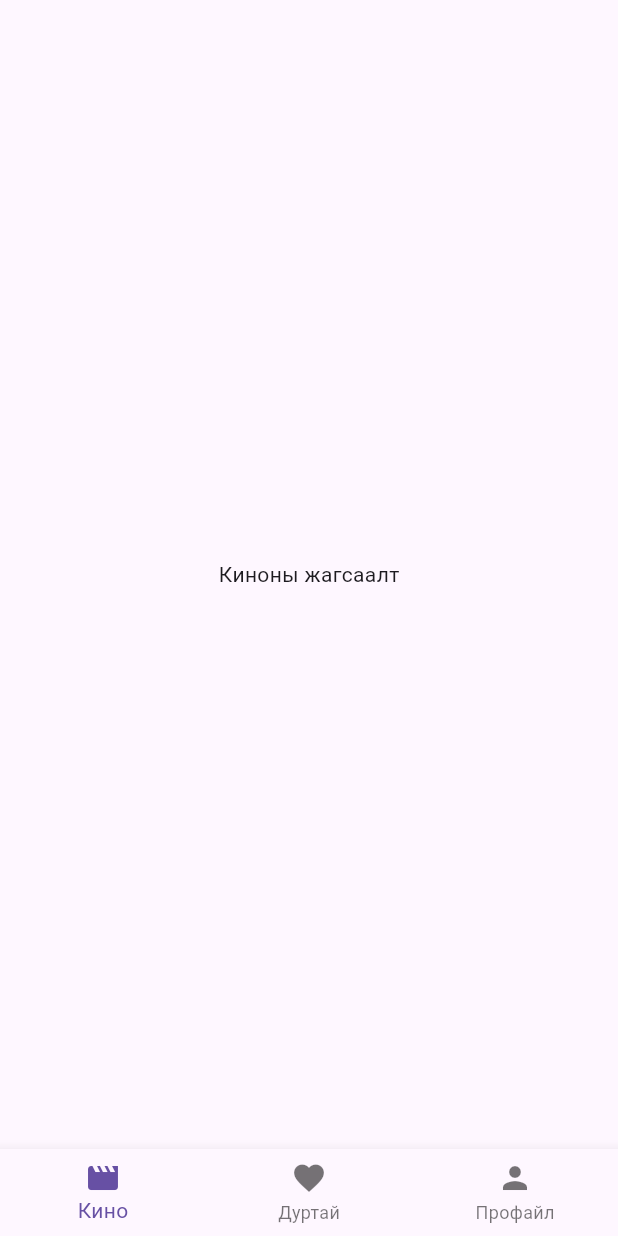
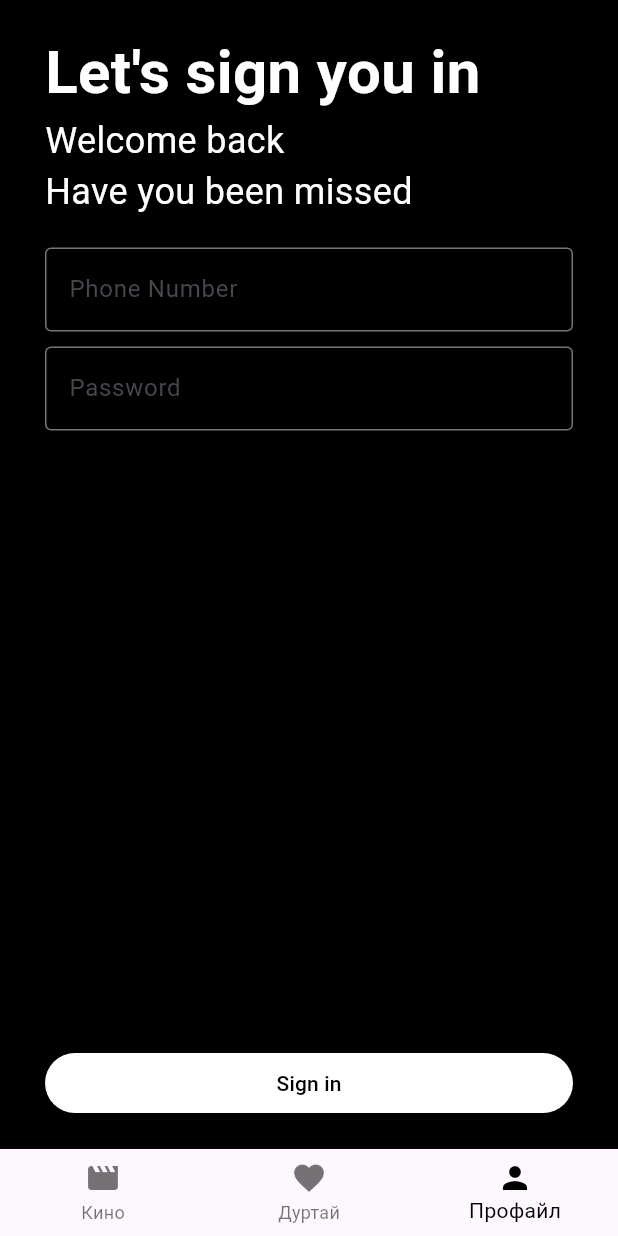
Before and after one commit to purevb/tsets, a Flutter app: the screen it shows after launch, on a phone screen of 412 x 824 dp. Run offline on Flutter 3.47's test engine with Material 3 defaults, Android fonts, the phone set to English and light mode, and no system bars.

Commit message:
login hiiv

```diff
--- a/lib/screens/home.dart
+++ b/lib/screens/home.dart
@@ -11,11 +11,11 @@ class HomePage extends StatefulWidget {
 }
 
 class _HomePageState extends State<HomePage> {
-  int _currentIndex =0;
-  List<Widget>_totalPage = [MoviesPage(),WishListPage(),ProfilePage()];
-  void _setCurrentIndex(int value){
+  int _currentIndex = 2;
+  List<Widget> _totalPage = [MoviesPage(), WishListPage(), ProfilePage()];
+  void _setCurrentIndex(int value) {
     setState(() {
-      _currentIndex=value;
+      _currentIndex = value;
     });
   }
   // void _switcher(){
@@ -26,10 +26,12 @@ class _HomePageState extends State<HomePage> {
   @override
   Widget build(BuildContext context) {
     return Scaffold(
-      body: _totalPage[_currentIndex],
+      backgroundColor: Color(0xff0000),
+      body: SafeArea(child: _totalPage[_currentIndex]),
       bottomNavigationBar: BottomNavigationBar(
-        currentIndex:_currentIndex ,
-        onTap:_setCurrentIndex ,
+        selectedItemColor: Colors.black,
+        currentIndex: _currentIndex,
+        onTap: _setCurrentIndex,
         items: [
           BottomNavigationBarItem(icon: Icon(Icons.movie), label: "Кино"),
           BottomNavigationBarItem(icon: Icon(Icons.favorite), label: "Дуртай"),
--- /dev/null
+++ b/lib/screens/login.dart
@@ -0,0 +1,98 @@
+import 'package:flutter/material.dart';
+
+class LoginPage extends StatefulWidget {
+  const LoginPage({super.key});
+
+  @override
+  State<LoginPage> createState() => _LoginPageState();
+}
+
+class _LoginPageState extends State<LoginPage> {
+  final _formKey = GlobalKey<FormState>();
+  final _phoneCtrl = TextEditingController();
+  final _passCtrl = TextEditingController();
+
+  @override
+  Widget build(BuildContext context) {
+    return Scaffold(
+        backgroundColor: Colors.black,
+        body: Form(
+            key: _formKey,
+            child: Padding(
+              padding: EdgeInsets.symmetric(vertical: 20, horizontal: 30),
+              child: Column(
+                mainAxisAlignment: MainAxisAlignment.spaceBetween,
+                children: [
+                  Column(
+                    crossAxisAlignment: CrossAxisAlignment.start,
+                    children: [
+                      Text(
+                        "Let's sign you in",
+                        style: TextStyle(
+                            fontSize: 40,
+                            color: Colors.white,
+                            fontWeight: FontWeight.bold),
+                      ),
+                      Text(
+                        "Welcome back",
+                        style: TextStyle(fontSize: 24, color: Colors.white),
+                      ),
+                      Text(
+                        "Have you been missed",
+                        style: TextStyle(fontSize: 24, color: Colors.white),
+                      ),
+                      SizedBox(
+                        height: 20,
+                      ),
+                      TextFormField(
+                        style: TextStyle(color: Colors.white),
+                        validator: (value) {
+                          if (value == null || value.isEmpty) {
+                            return 'ymar neg ym bicecee ';
+                          }
+                          return null;
+                        },
+                        controller: _phoneCtrl,
+                        decoration: InputDecoration(
+                            border: OutlineInputBorder(),
+                            labelText: "Phone Number"),
+                      ),
+                      SizedBox(
+                        height: 10,
+                      ),
+                      TextFormField(
+                        style: TextStyle(color: Colors.white),
+                        validator: (value) {
+                          if (value == null || value.isEmpty) {
+                            return "evii2 ym orolldaa";
+                          }
+                          return null;
+                        },
+                        controller: _passCtrl,
+                        decoration: InputDecoration(
+                            border: OutlineInputBorder(),
+                            labelText: "Password"),
+                      )
+                    ],
+                  ),
+                  SizedBox(
+                    width: double.infinity,
+                    child: ElevatedButton(
+                      child: Text('Sign in'),
+                      style: ElevatedButton.styleFrom(
+                          backgroundColor: Colors.white,
+                          foregroundColor: Colors.black),
+                      onPressed: () {
+                        if (_formKey.currentState!.validate()) {
+                          ScaffoldMessenger.of(context).showSnackBar(
+                            const SnackBar(content: Text('Processing Data')),
+                          );
+                        }
+                      },
+                    ),
+                  )
+                ],
+              ),
+            )));
+  }
+}
--- a/lib/screens/movies.dart
+++ b/lib/screens/movies.dart
@@ -11,7 +11,7 @@ class _MoviesPageState extends State<MoviesPage>{
   @override
   Widget build(BuildContext context){
     return Center(
-      child: Text("Киноны жагсаалт"),
+      child: Text("Киноны жагсаалт",style: TextStyle(color: Colors.white)),
     );
   }
 }
--- a/lib/screens/profile.dart
+++ b/lib/screens/profile.dart
@@ -1,4 +1,5 @@
 import 'package:flutter/cupertino.dart';
+import 'package:movie/screens/login.dart';
 
 class ProfilePage extends StatefulWidget{
   const ProfilePage({super.key});
@@ -7,10 +8,9 @@ class ProfilePage extends StatefulWidget{
   State<ProfilePage>createState()=>_ProfilePageState();}
 
   class _ProfilePageState extends State<ProfilePage>{
+    bool _isLogged = false;
     @override
     Widget build(BuildContext context){
-      return Center(
-        child: Text("Login Page"),
-      );
+      return LoginPage();
     }
   }
--- a/lib/screens/wishlist.dart
+++ b/lib/screens/wishlist.dart
@@ -6,7 +6,7 @@ class WishListPage extends StatelessWidget{
   @override
   Widget build(BuildContext context){
     return Center(
-      child: Text("Wishlist"),
+      child: Text("Wishlist",style: TextStyle(color: Colors.white),),
     );
   }
 }
```
